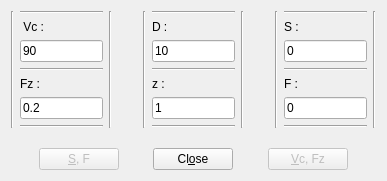
Above: src/feedsdialog.ui from GCodeProjects/GCodeWorkShop before the change. Below: the same form after it.
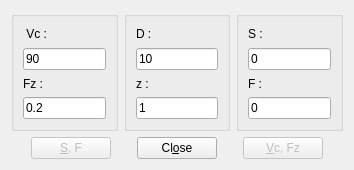
That is the form after the change. Icons and pictures are not drawn.

Patch:
```diff
--- a/src/feedsdialog.ui
+++ b/src/feedsdialog.ui
@@ -6,34 +6,22 @@
    <rect>
     <x>0</x>
     <y>0</y>
-    <width>387</width>
-    <height>181</height>
+    <width>354</width>
+    <height>170</height>
    </rect>
   </property>
   <property name="windowTitle">
    <string>Dialog</string>
   </property>
-  <layout class="QGridLayout" name="gridLayout">
-   <item row="0" column="0">
-    <layout class="QVBoxLayout" name="verticalLayout_4">
-     <item>
-      <layout class="QHBoxLayout" name="horizontalLayout_2">
-       <item>
-        <widget class="Line" name="line_3">
-         <property name="orientation">
-          <enum>Qt::Vertical</enum>
-         </property>
-        </widget>
-       </item>
-       <item>
         <layout class="QVBoxLayout" name="verticalLayout">
          <item>
-          <widget class="Line" name="line_12">
-           <property name="orientation">
-            <enum>Qt::Horizontal</enum>
-           </property>
-          </widget>
-         </item>
+    <layout class="QHBoxLayout" name="horizontalLayout_2">
+     <item>
+      <widget class="QGroupBox" name="groupBox_3">
+       <property name="title">
+        <string/>
+       </property>
+       <layout class="QVBoxLayout" name="verticalLayout_6">
          <item>
           <widget class="QLabel" name="label">
            <property name="toolTip">
@@ -60,13 +48,6 @@
            </property>
           </widget>
          </item>
-         <item>
-          <widget class="Line" name="line_8">
-           <property name="orientation">
-            <enum>Qt::Horizontal</enum>
-           </property>
-          </widget>
-         </item>
          <item>
           <widget class="QLabel" name="label_2">
            <property name="toolTip">
@@ -93,51 +74,15 @@
            </property>
           </widget>
          </item>
-         <item>
-          <widget class="Line" name="line_13">
-           <property name="orientation">
-            <enum>Qt::Horizontal</enum>
-           </property>
-          </widget>
-         </item>
-        </layout>
-       </item>
-       <item>
-        <widget class="Line" name="line_2">
-         <property name="orientation">
-          <enum>Qt::Vertical</enum>
-         </property>
+       </layout>
         </widget>
        </item>
        <item>
-        <spacer name="horizontalSpacer_5">
-         <property name="orientation">
-          <enum>Qt::Horizontal</enum>
-         </property>
-         <property name="sizeHint" stdset="0">
-          <size>
-           <width>50</width>
-           <height>20</height>
-          </size>
-         </property>
-        </spacer>
-       </item>
-       <item>
-        <widget class="Line" name="line_5">
-         <property name="orientation">
-          <enum>Qt::Vertical</enum>
-         </property>
-        </widget>
-       </item>
-       <item>
-        <layout class="QVBoxLayout" name="verticalLayout_3">
-         <item>
-          <widget class="Line" name="line_15">
-           <property name="orientation">
-            <enum>Qt::Horizontal</enum>
-           </property>
-          </widget>
-         </item>
+      <widget class="QGroupBox" name="groupBox_2">
+       <property name="title">
+        <string/>
+       </property>
+       <layout class="QVBoxLayout" name="verticalLayout_2">
          <item>
           <widget class="QLabel" name="label_5">
            <property name="toolTip">
@@ -164,13 +109,6 @@
            </property>
           </widget>
          </item>
-         <item>
-          <widget class="Line" name="line_9">
-           <property name="orientation">
-            <enum>Qt::Horizontal</enum>
-           </property>
-          </widget>
-         </item>
          <item>
           <widget class="QLabel" name="label_6">
            <property name="toolTip">
@@ -197,51 +135,15 @@
            </property>
           </widget>
          </item>
-         <item>
-          <widget class="Line" name="line_14">
-           <property name="orientation">
-            <enum>Qt::Horizontal</enum>
-           </property>
-          </widget>
-         </item>
-        </layout>
-       </item>
-       <item>
-        <widget class="Line" name="line_4">
-         <property name="orientation">
-          <enum>Qt::Vertical</enum>
-         </property>
+       </layout>
         </widget>
        </item>
        <item>
-        <spacer name="horizontalSpacer_6">
-         <property name="orientation">
-          <enum>Qt::Horizontal</enum>
-         </property>
-         <property name="sizeHint" stdset="0">
-          <size>
-           <width>50</width>
-           <height>20</height>
-          </size>
-         </property>
-        </spacer>
-       </item>
-       <item>
-        <widget class="Line" name="line_6">
-         <property name="orientation">
-          <enum>Qt::Vertical</enum>
-         </property>
-        </widget>
-       </item>
-       <item>
-        <layout class="QVBoxLayout" name="verticalLayout_2">
-         <item>
-          <widget class="Line" name="line_17">
-           <property name="orientation">
-            <enum>Qt::Horizontal</enum>
-           </property>
-          </widget>
-         </item>
+      <widget class="QGroupBox" name="groupBox">
+       <property name="title">
+        <string/>
+       </property>
+       <layout class="QVBoxLayout" name="verticalLayout_5">
          <item>
           <widget class="QLabel" name="label_3">
            <property name="toolTip">
@@ -268,13 +170,6 @@
            </property>
           </widget>
          </item>
-         <item>
-          <widget class="Line" name="line_10">
-           <property name="orientation">
-            <enum>Qt::Horizontal</enum>
-           </property>
-          </widget>
-         </item>
          <item>
           <widget class="QLabel" name="label_4">
            <property name="toolTip">
@@ -301,37 +196,11 @@
            </property>
           </widget>
          </item>
-         <item>
-          <widget class="Line" name="line_16">
-           <property name="orientation">
-            <enum>Qt::Horizontal</enum>
-           </property>
-          </widget>
-         </item>
-        </layout>
-       </item>
-       <item>
-        <widget class="Line" name="line_7">
-         <property name="orientation">
-          <enum>Qt::Vertical</enum>
-         </property>
+       </layout>
         </widget>
        </item>
       </layout>
      </item>
-     <item>
-      <spacer name="verticalSpacer">
-       <property name="orientation">
-        <enum>Qt::Vertical</enum>
-       </property>
-       <property name="sizeHint" stdset="0">
-        <size>
-         <width>20</width>
-         <height>40</height>
-        </size>
-       </property>
-      </spacer>
-     </item>
      <item>
       <layout class="QHBoxLayout" name="horizontalLayout">
        <item>
@@ -431,8 +300,6 @@
       </layout>
      </item>
     </layout>
-   </item>
-  </layout>
  </widget>
  <resources/>
  <connections/>
```
Left out of the diff: 16 changed lines with no effect on the pictures. Lines whose indentation alone changed are shown as unchanged.
